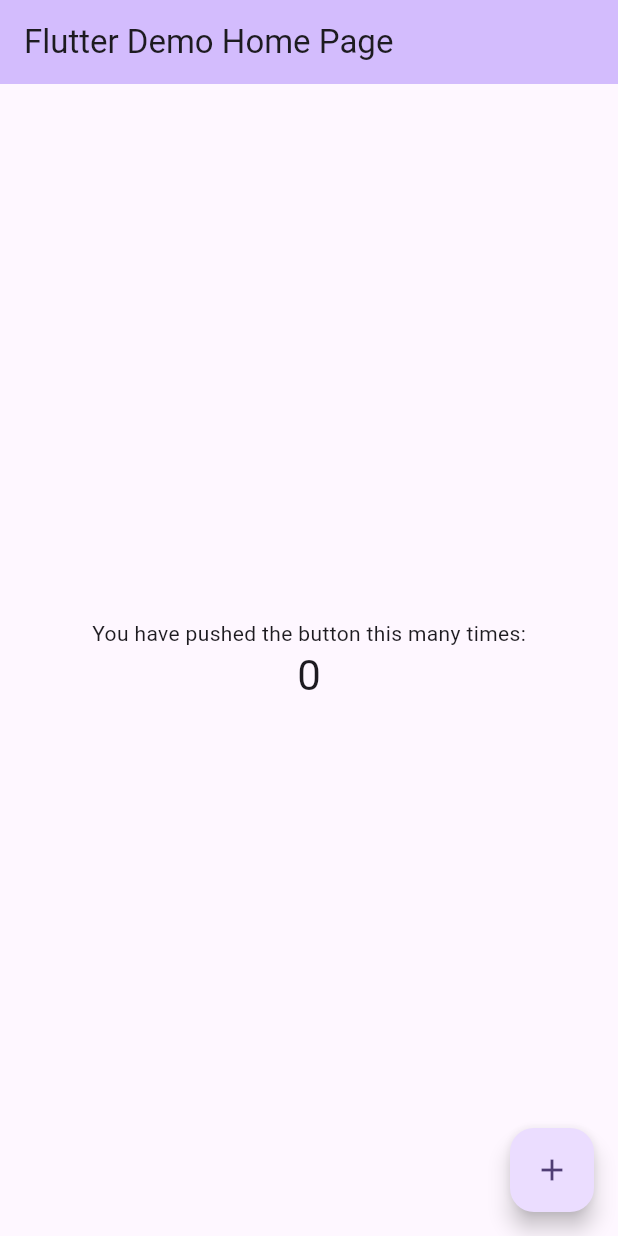
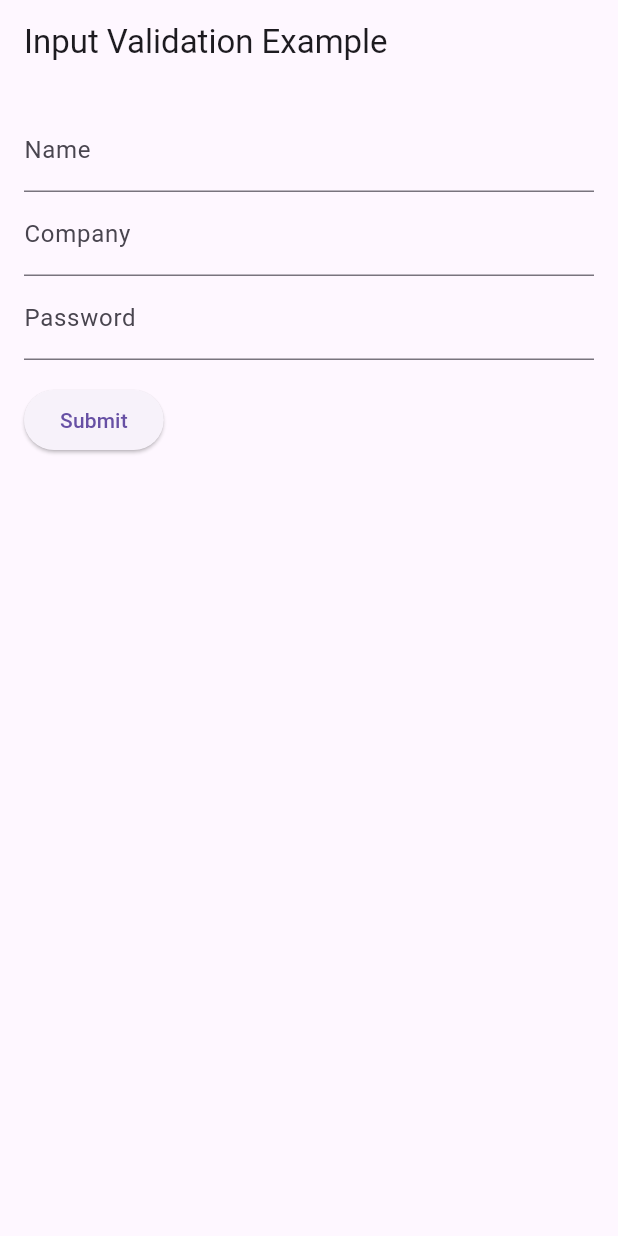
Before and after one commit to PartyPapi/Workspace, a Flutter app: the screen it shows after launch, on a phone screen of 412 x 824 dp. Run offline on Flutter 3.47's test engine with Material 3 defaults, Android fonts, the light colour scheme and no system bars; missing offline and left inert: mygalerieapp.

Commit message:
userpassinput filled with code (tested)

```diff
--- a/userpassinput/lib/main.dart
+++ b/userpassinput/lib/main.dart
@@ -1,125 +1,98 @@
 import 'package:flutter/material.dart';
 
 void main() {
-  runApp(const MyApp());
+  runApp(MyApp());
 }
 
 class MyApp extends StatelessWidget {
-  const MyApp({super.key});
-
-  // This widget is the root of your application.
   @override
   Widget build(BuildContext context) {
     return MaterialApp(
-      title: 'Flutter Demo',
-      theme: ThemeData(
-        // This is the theme of your application.
-        //
-        // TRY THIS: Try running your application with "flutter run". You'll see
-        // the application has a purple toolbar. Then, without quitting the app,
-        // try changing the seedColor in the colorScheme below to Colors.green
-        // and then invoke "hot reload" (save your changes or press the "hot
-        // reload" button in a Flutter-supported IDE, or press "r" if you used
-        // the command line to start the app).
-        //
-        // Notice that the counter didn't reset back to zero; the application
-        // state is not lost during the reload. To reset the state, use hot
-        // restart instead.
-        //
-        // This works for code too, not just values: Most code changes can be
-        // tested with just a hot reload.
-        colorScheme: ColorScheme.fromSeed(seedColor: Colors.deepPurple),
-        useMaterial3: true,
+      home: Scaffold(
+        appBar: AppBar(title: Text('Input Validation Example')),
+        body: Padding(
+          padding: EdgeInsets.all(16.0),
+          child: MyCustomForm(),
+        ),
       ),
-      home: const MyHomePage(title: 'Flutter Demo Home Page'),
     );
   }
 }
 
-class MyHomePage extends StatefulWidget {
-  const MyHomePage({super.key, required this.title});
-
-  // This widget is the home page of your application. It is stateful, meaning
-  // that it has a State object (defined below) that contains fields that affect
-  // how it looks.
-
-  // This class is the configuration for the state. It holds the values (in this
-  // case the title) provided by the parent (in this case the App widget) and
-  // used by the build method of the State. Fields in a Widget subclass are
-  // always marked "final".
-
-  final String title;
-
+class MyCustomForm extends StatefulWidget {
   @override
-  State<MyHomePage> createState() => _MyHomePageState();
+  MyCustomFormState createState() => MyCustomFormState();
 }
 
-class _MyHomePageState extends State<MyHomePage> {
-  int _counter = 0;
+class MyCustomFormState extends State<MyCustomForm> {
+  final _formKey = GlobalKey<FormState>();
 
-  void _incrementCounter() {
-    setState(() {
-      // This call to setState tells the Flutter framework that something has
-      // changed in this State, which causes it to rerun the build method below
-      // so that the display can reflect the updated values. If we changed
-      // _counter without calling setState(), then the build method would not be
-      // called again, and so nothing would appear to happen.
-      _counter++;
-    });
+  String? _validateName(String? value) {
+    final regex = RegExp(r'^[a-zA-Z0-9 ]+$');
+    if (value == null || value.isEmpty) {
+      return 'Name cannot be empty';
+    } else if (!regex.hasMatch(value)) {
+      return 'Name can only contain letters, numbers, and spaces';
+    }
+    return null;
+  }
+
+  String? _validateCompany(String? value) {
+    final regex = RegExp(r'^[a-zA-Z0-9 ]+$');
+    if (value == null || value.isEmpty) {
+      return 'Company cannot be empty';
+    } else if (!regex.hasMatch(value)) {
+      return 'Company can only contain letters, numbers, and spaces';
+    }
+    return null;
+  }
+
+  String? _validatePassword(String? value) {
+    final regex = RegExp(r'^[a-zA-Z0-9!@#$%^&*(),.?":{}|<>]+$');
+    if (value == null || value.isEmpty) {
+      return 'Password cannot be empty';
+    } else if (value.length < 8) {
+      return 'Password must be at least 8 characters long';
+    } else if (!regex.hasMatch(value)) {
+      return 'Password contains invalid characters';
+    }
+    return null;
   }
 
   @override
   Widget build(BuildContext context) {
-    // This method is rerun every time setState is called, for instance as done
-    // by the _incrementCounter method above.
-    //
-    // The Flutter framework has been optimized to make rerunning build methods
-    // fast, so that you can just rebuild anything that needs updating rather
-    // than having to individually change instances of widgets.
-    return Scaffold(
-      appBar: AppBar(
-        // TRY THIS: Try changing the color here to a specific color (to
-        // Colors.amber, perhaps?) and trigger a hot reload to see the AppBar
-        // change color while the other colors stay the same.
-        backgroundColor: Theme.of(context).colorScheme.inversePrimary,
-        // Here we take the value from the MyHomePage object that was created by
-        // the App.build method, and use it to set our appbar title.
-        title: Text(widget.title),
+    return Form(
+      key: _formKey,
+      child: Column(
+        crossAxisAlignment: CrossAxisAlignment.start,
+        children: <Widget>[
+          TextFormField(
+            decoration: InputDecoration(labelText: 'Name'),
+            validator: _validateName,
+          ),
+          TextFormField(
+            decoration: InputDecoration(labelText: 'Company'),
+            validator: _validateCompany,
+          ),
+          TextFormField(
+            decoration: InputDecoration(labelText: 'Password'),
+            obscureText: true,
+            validator: _validatePassword,
+          ),
+          Padding(
+            padding: const EdgeInsets.symmetric(vertical: 16.0),
+            child: ElevatedButton(
+              onPressed: () {
+                if (_formKey.currentState!.validate()) {
+                  ScaffoldMessenger.of(context)
+                      .showSnackBar(SnackBar(content: Text('Processing Data')));
+                }
+              },
+              child: Text('Submit'),
+            ),
+          ),
+        ],
       ),
-      body: Center(
-        // Center is a layout widget. It takes a single child and positions it
-        // in the middle of the parent.
-        child: Column(
-          // Column is also a layout widget. It takes a list of children and
-          // arranges them vertically. By default, it sizes itself to fit its
-          // children horizontally, and tries to be as tall as its parent.
-          //
-          // Column has various properties to control how it sizes itself and
-          // how it positions its children. Here we use mainAxisAlignment to
-          // center the children vertically; the main axis here is the vertical
-          // axis because Columns are vertical (the cross axis would be
-          // horizontal).
-          //
-          // TRY THIS: Invoke "debug painting" (choose the "Toggle Debug Paint"
-          // action in the IDE, or press "p" in the console), to see the
-          // wireframe for each widget.
-          mainAxisAlignment: MainAxisAlignment.center,
-          children: <Widget>[
-            const Text(
-              'You have pushed the button this many times:',
-            ),
-            Text(
-              '$_counter',
-              style: Theme.of(context).textTheme.headlineMedium,
-            ),
-          ],
-        ),
-      ),
-      floatingActionButton: FloatingActionButton(
-        onPressed: _incrementCounter,
-        tooltip: 'Increment',
-        child: const Icon(Icons.add),
-      ), // This trailing comma makes auto-formatting nicer for build methods.
     );
   }
 }
```
